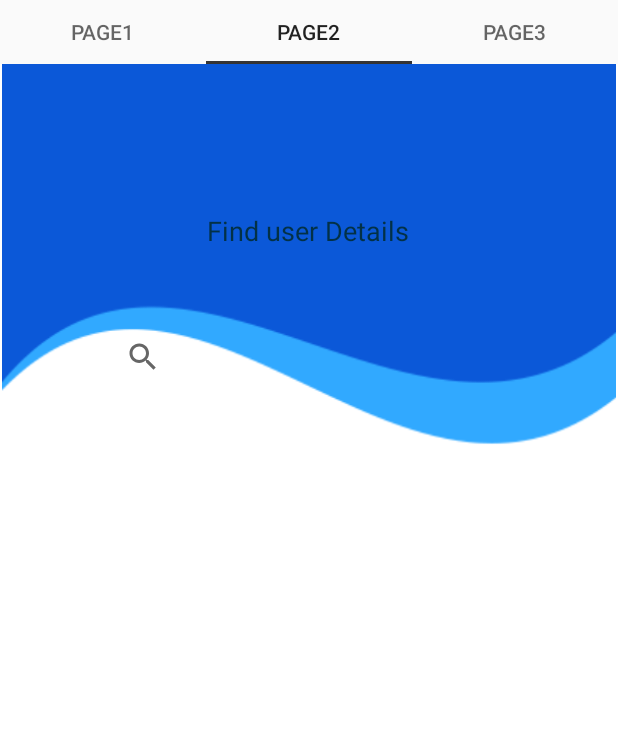
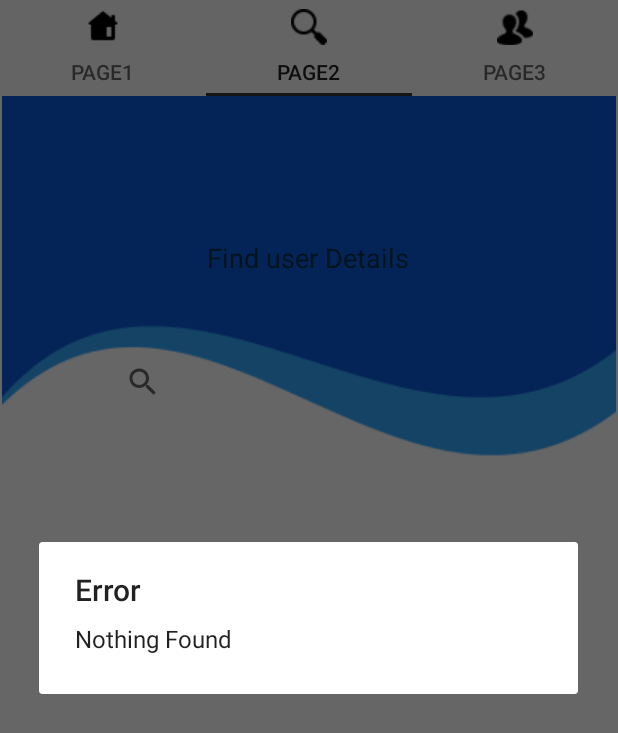
Before and after one commit to MoniFern/FaceBook, an Android app: the screen it shows after launch (MainActivity), tab 2 chosen, on a phone screen of 412 x 824 dp. Shown: the top 733 px of the screen. Run offline under Robolectric (Android 15) with nearby library versions, the phone set to English and light mode, and no system bars.

```diff
--- a/app/src/main/java/com/example/myfb/FragmentThree.java
+++ b/app/src/main/java/com/example/myfb/FragmentThree.java
@@ -48,9 +48,42 @@ public class FragmentThree extends Fragment {
     @Override
     public void onViewCreated(@NonNull View view, @Nullable Bundle savedInstanceState) {
         super.onViewCreated(view, savedInstanceState);
-
+        mydb = new Mydatabase(getContext(), DB_NAME, null, DB_VERSION);
+        v1 = view.findViewById(R.id.viewAll);
+        viewAll();
     }
 
+    public void viewAll(){
 
+        Cursor rs = mydb.getAll();
+        ArrayList<String> data = new ArrayList<>();
+        ArrayAdapter<String>  adapter = new ArrayAdapter<String>(getContext(),android.R.layout.simple_list_item_1,data);
+        if((rs.getCount())==0){
+            showMessage("Error","Nothing Found");
+            return;
+        }
 
+        StringBuffer buffer = new StringBuffer();
+
+        while (rs.moveToNext()){
+            buffer.append("Name: "+rs.getString(1)+"\n");
+            buffer.append("Age : "+rs.getString(2)+"\n");
+            buffer.append("Mark: "+rs.getString(3)+"\n\n");
+
+        }
+        s = buffer.toString().split("\n\n");
+        for(int i=0;i<(s.length);i++){
+            data.add(s[i]);
+        }
+        v1.setAdapter(adapter);
+        //showMessage("data",""+buffer.toString());
+    }
+
+    public void showMessage(String title,String message){
+        AlertDialog.Builder builder = new AlertDialog.Builder(getContext());
+        builder.setCancelable(true);
+        builder.setTitle(title);
+        builder.setMessage(message);
+        builder.show();
+    }
 }
--- a/app/src/main/java/com/example/myfb/FragmentTwo.java
+++ b/app/src/main/java/com/example/myfb/FragmentTwo.java
@@ -42,18 +42,53 @@ public class FragmentTwo extends Fragment {
     @Override
     public void onViewCreated(@NonNull View view, @Nullable Bundle savedInstanceState) {
         super.onViewCreated(view, savedInstanceState);
+
         mydb = new Mydatabase(getContext(), DB_NAME, null, DB_VERSION);
 
         searchView = view.findViewById(R.id.searchDt);
         name = view.findViewById(R.id.name);
 
+        viewMen();
 
 
     }
 
+    public void viewMen(){
+        Cursor rs = mydb.getAll();
+        ArrayList<String> data = new ArrayList<>();
+        final ArrayAdapter<String>  adapter = new ArrayAdapter<String>(getContext(),android.R.layout.simple_list_item_1,data);
 
 
 
+        StringBuffer buffer = new StringBuffer();
 
+        while (rs.moveToNext()){
+            buffer.append("Name: "+rs.getString(1)+"\n");
+            buffer.append("Age : "+rs.getString(2)+"\n");
+            buffer.append("Mark: "+rs.getString(3)+"\n\n");
+        }
 
-}
+        s = buffer.toString().split("\n\n");
+        for(int i=0;i<(s.length);i++){
+            data.add(s[i]);
+        }
+
+        name.setAdapter(adapter);
+
+        searchView.setOnQueryTextListener(new SearchView.OnQueryTextListener() {
+            @Override
+            public boolean onQueryTextSubmit(String s) {
+                return false;
+            }
+
+            @Override
+            public boolean onQueryTextChange(String s) {
+
+                adapter.getFilter().filter(s);
+
+                return false;
+            }
+        });
+    }
+
+    }
--- a/app/src/main/java/com/example/myfb/MainActivity.java
+++ b/app/src/main/java/com/example/myfb/MainActivity.java
@@ -38,7 +38,9 @@ public class MainActivity extends AppCompatActivity {
         viewPager.setAdapter(adapter);
         tabLayout.setupWithViewPager(viewPager);
 
-
+        tabLayout.getTabAt(Integer.parseInt("0")).setIcon(R.drawable.home1);
+        tabLayout.getTabAt(Integer.parseInt("1")).setIcon(R.drawable.search);
+        tabLayout.getTabAt(Integer.parseInt("2")).setIcon(R.drawable.all);
 
 
     }
--- a/app/src/main/java/com/example/myfb/database/Mydatabase.java
+++ b/app/src/main/java/com/example/myfb/database/Mydatabase.java
@@ -63,4 +63,10 @@ public class Mydatabase extends SQLiteOpenHelper { //create db
     }
 
 
+
+    public Cursor getAll(){
+        SQLiteDatabase db = this.getWritableDatabase();
+        Cursor rs = db.rawQuery("select * from "+TABLE_NAME,null);
+        return  rs;
+    }
 }
```
Also changed, not shown: app/src/main/java/com/example/myfb/FragmentOne.java (line endings or trailing spaces), app/src/main/java/com/example/myfb/MyFragmentAdapter.java (line endings or trailing spaces), app/src/main/res/drawable-v24/ic_launcher_foreground.xml (line endings or trailing spaces), app/src/main/res/drawable/ic_launcher_background.xml (line endings or trailing spaces), app/src/main/res/layout/activity_main.xml (line endings or trailing spaces), app/src/main/res/layout/fragment_one.xml (line endings or trailing spaces), app/src/main/res/layout/fragment_three.xml (line endings or trailing spaces), app/src/main/res/layout/fragment_two.xml (line endings or trailing spaces), app/src/main/res/mipmap-anydpi-v26/ic_launcher.xml (line endings or trailing spaces), app/src/main/res/mipmap-anydpi-v26/ic_launcher_round.xml (line endings or trailing spaces), app/src/main/res/values/colors.xml (line endings or trailing spaces), app/src/main/res/values/strings.xml (line endings or trailing spaces), app/src/main/res/values/styles.xml (line endings or trailing spaces).
